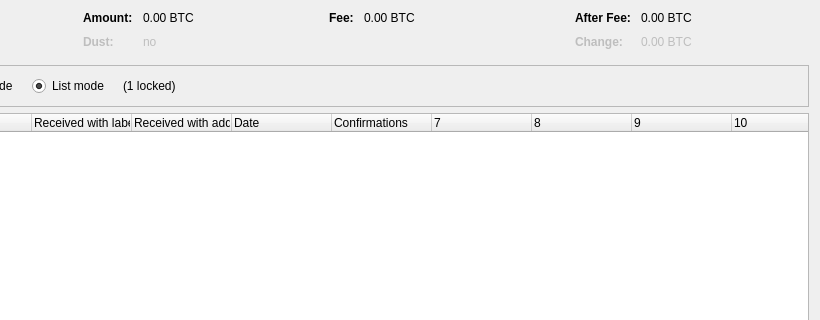
CT-40/Flopcoin, file src/qt/forms/coincontroldialog.ui: the form before one commit; both pictures show x 180 to 1000 and y 0 to 320 of the 1000 by 500 pixel window.
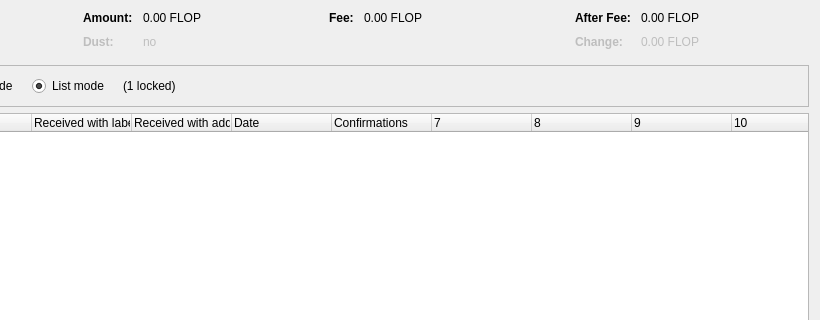
The form after the commit. Custom widgets are drawn as their Qt base class.

```diff
--- a/src/qt/forms/coincontroldialog.ui
+++ b/src/qt/forms/coincontroldialog.ui
@@ -132,7 +132,7 @@
           <enum>Qt::ActionsContextMenu</enum>
          </property>
          <property name="text">
-          <string notr="true">0.00 BTC</string>
+          <string notr="true">0.00 FLOP</string>
          </property>
          <property name="textInteractionFlags">
           <set>Qt::LinksAccessibleByMouse|Qt::TextSelectableByKeyboard|Qt::TextSelectableByMouse</set>
@@ -212,7 +212,7 @@
           <enum>Qt::ActionsContextMenu</enum>
          </property>
          <property name="text">
-          <string notr="true">0.00 BTC</string>
+          <string notr="true">0.00 FLOP</string>
          </property>
          <property name="textInteractionFlags">
           <set>Qt::LinksAccessibleByMouse|Qt::TextSelectableByKeyboard|Qt::TextSelectableByMouse</set>
@@ -257,7 +257,7 @@
           <enum>Qt::ActionsContextMenu</enum>
          </property>
          <property name="text">
-          <string notr="true">0.00 BTC</string>
+          <string notr="true">0.00 FLOP</string>
          </property>
          <property name="textInteractionFlags">
           <set>Qt::LinksAccessibleByMouse|Qt::TextSelectableByKeyboard|Qt::TextSelectableByMouse</set>
@@ -292,7 +292,7 @@
           <enum>Qt::ActionsContextMenu</enum>
          </property>
          <property name="text">
-          <string notr="true">0.00 BTC</string>
+          <string notr="true">0.00 FLOP</string>
          </property>
          <property name="textInteractionFlags">
           <set>Qt::LinksAccessibleByMouse|Qt::TextSelectableByKeyboard|Qt::TextSelectableByMouse</set>
```
